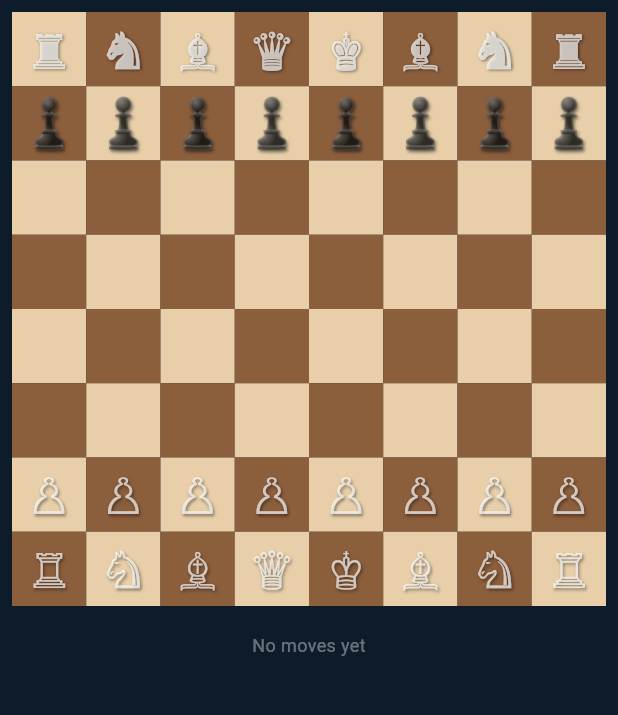
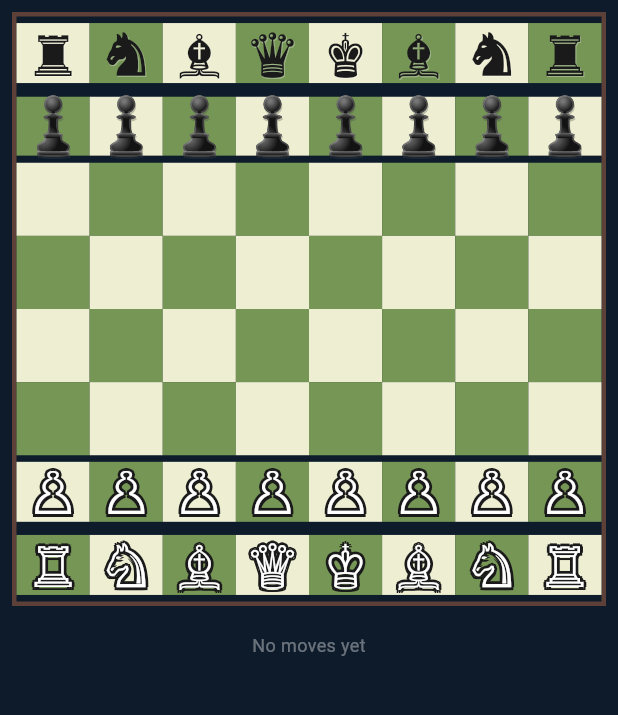
Before and after one commit to e1isev/CHESSAI, a Flutter app: the GameScreen screen opened directly with empty values, on a phone screen of 412 x 824 dp, the part 84-799 px from its top. Run offline on Flutter 3.47's test engine with Material 3 defaults, Android fonts, the phone set to English and light mode, and no system bars; our stand-ins replace flutter_dotenv, flutter_riverpod, shared_preferences, sqflite; missing offline and left inert: chess, stockfish_chess_engine; accounts and stored records are empty.

Commit message:
feat: switch to Gemini free AI and chess.com board colors
- Replace Claude API with Google Gemini (gemini-1.5-flash, free tier)
- Get free API key at aistudio.google.com
- Chess.com board colors: green #769656 + cream #EEEED2
- Chess.com piece style: white pieces with dark outline, black pieces solid
- Update API key dialog and banner text throughout

https://claude.ai/code/session_01La3hwi7tWGKmCPArmtBjVB

```diff
--- a/lib/screens/analysis_screen.dart
+++ b/lib/screens/analysis_screen.dart
@@ -2,7 +2,7 @@ import 'package:flutter/material.dart';
 import 'package:flutter_riverpod/flutter_riverpod.dart';
 
 import '../models/game_state.dart';
-import '../services/claude_coaching_service.dart';
+import '../services/gemini_coaching_service.dart';
 import '../services/game_analyzer.dart';
 import '../widgets/chess_board.dart';
 import '../widgets/move_list.dart';
@@ -38,7 +38,7 @@ class _AnalysisScreenState extends ConsumerState<AnalysisScreen> {
   }
 
   Future<void> _runAnalysis() async {
-    final claude = ref.read(claudeServiceProvider);
+    final claude = ref.read(geminiServiceProvider);
     if (claude != null && widget.pgn.isNotEmpty) {
       final result = await claude.analyzeGame(
         pgn: widget.pgn,
--- a/lib/screens/game_screen.dart
+++ b/lib/screens/game_screen.dart
@@ -4,7 +4,7 @@ import 'package:chess/chess.dart' as chess_lib;
 
 import '../models/game_state.dart';
 import '../services/stockfish_service.dart';
-import '../services/claude_coaching_service.dart';
+import '../services/gemini_coaching_service.dart';
 import '../services/opening_detector.dart';
 import '../widgets/chess_board.dart';
 import '../widgets/coaching_panel.dart';
@@ -22,10 +22,10 @@ final stockfishServiceProvider = Provider<StockfishService>((ref) {
   return s;
 });
 
-final claudeServiceProvider = Provider<ClaudeCoachingService?>((ref) {
+final geminiServiceProvider = Provider<GeminiCoachingService?>((ref) {
   final key = ref.watch(apiKeyProvider);
   if (key == null || key.isEmpty) return null;
-  return ClaudeCoachingService(apiKey: key);
+  return GeminiCoachingService(apiKey: key);
 });
 
 final apiKeyProvider = StateProvider<String?>((ref) => null);
@@ -40,24 +40,24 @@ final gameNotifierProvider =
     StateNotifierProvider<GameNotifier, GameState>((ref) {
   return GameNotifier(
     stockfish: ref.watch(stockfishServiceProvider),
-    claudeService: ref.watch(claudeServiceProvider),
+    geminiService: ref.watch(geminiServiceProvider),
     openingDetector: ref.watch(openingDetectorProvider),
   );
 });
 
 class GameNotifier extends StateNotifier<GameState> {
   final StockfishService _stockfish;
-  final ClaudeCoachingService? _claude;
+  final GeminiCoachingService? _gemini;
   final OpeningDetector _openingDetector;
   chess_lib.Chess _chess = chess_lib.Chess();
   bool _stockfishReady = false;
 
   GameNotifier({
     required StockfishService stockfish,
-    required ClaudeCoachingService? claudeService,
+    required GeminiCoachingService? geminiService,
     required OpeningDetector openingDetector,
   })  : _stockfish = stockfish,
-        _claude = claudeService,
+        _gemini = geminiService,
         _openingDetector = openingDetector,
         super(GameState.initial);
 
@@ -158,7 +158,7 @@ class GameNotifier extends StateNotifier<GameState> {
       lastMoveTo: to,
       clearAiExplanation: true,
       clearBlunderWarning: true,
-      isLoadingCoaching: _claude != null,
+      isLoadingCoaching: _gemini != null,
     );
 
     if (_chess.in_checkmate) {
@@ -246,11 +246,11 @@ class GameNotifier extends StateNotifier<GameState> {
   }
 
   Future<void> _fetchCoachingTip(String lastMove) async {
-    if (_claude == null) {
+    if (_gemini == null) {
       state = state.copyWith(isLoadingCoaching: false);
       return;
     }
-    final tip = await _claude!.getMidGameTip(
+    final tip = await _gemini!.getMidGameTip(
       fen: state.fen,
       lastMove: lastMove,
       moveHistory: state.sanMoves,
@@ -262,8 +262,8 @@ class GameNotifier extends StateNotifier<GameState> {
   }
 
   Future<void> _fetchAiExplanation(String move) async {
-    if (_claude == null) return;
-    final explanation = await _claude!.getAiMoveExplanation(
+    if (_gemini == null) return;
+    final explanation = await _gemini!.getAiMoveExplanation(
       move: move,
       fen: state.fen,
       moveHistory: state.sanMoves,
--- a/lib/widgets/chess_board.dart
+++ b/lib/widgets/chess_board.dart
@@ -1,11 +1,12 @@
 import 'package:flutter/material.dart';
 import '../models/game_state.dart';
 
-const _lightSquare = Color(0xFFE8CFA9);
-const _darkSquare = Color(0xFF8B5E3C);
-const _selectedHighlight = Color(0x8832CD32);
-const _validMoveHighlight = Color(0x6632CD32);
-const _lastMoveHighlight = Color(0x66F4B942);
+// Chess.com board colors
+const _lightSquare = Color(0xFFEEEED2);
+const _darkSquare = Color(0xFF769656);
+const _selectedHighlight = Color(0xAA20C020);
+const _validMoveHighlight = Color(0x8820C020);
+const _lastMoveHighlight = Color(0xAAF6F669);
 
 const _pieceSymbols = {
   'wK': '♔', 'wQ': '♕', 'wR': '♖', 'wB': '♗', 'wN': '♘', 'wP': '♙',
@@ -29,6 +30,10 @@ class ChessBoard extends StatelessWidget {
 
     return AspectRatio(
       aspectRatio: 1,
+      child: Container(
+        decoration: BoxDecoration(
+          border: Border.all(color: const Color(0xFF5D4037), width: 3),
+        ),
         child: Column(
           children: List.generate(8, (rowIdx) {
             final rank = flipped ? rowIdx : 7 - rowIdx;
@@ -43,6 +48,7 @@ class ChessBoard extends StatelessWidget {
                   final isValidMove = gameState.validMoveSquares.contains(square);
                   final isLastFrom = gameState.lastMoveFrom == square;
                   final isLastTo = gameState.lastMoveTo == square;
+                  final isWhitePiece = piece != null && piece.startsWith('w');
 
                   return Expanded(
                     child: GestureDetector(
@@ -53,7 +59,8 @@ class ChessBoard extends StatelessWidget {
                         isValidMove: isValidMove,
                         isLastMoveSquare: isLastFrom || isLastTo,
                         piece: piece,
-                      label: _squareLabel(file, rank, flipped, colIdx, rowIdx),
+                        isWhitePiece: isWhitePiece,
+                        showCoord: _coordLabel(file, rank, flipped, colIdx, rowIdx),
                       ),
                     ),
                   );
@@ -62,10 +69,11 @@ class ChessBoard extends StatelessWidget {
             );
           }),
         ),
+      ),
     );
   }
 
-  String? _squareLabel(int file, int rank, bool flipped, int col, int row) => null;
+  String? _coordLabel(int file, int rank, bool flipped, int col, int row) => null;
 
   String _squareName(int file, int rank) {
     const files = 'abcdefgh';
@@ -105,7 +113,8 @@ class _SquareWidget extends StatelessWidget {
   final bool isValidMove;
   final bool isLastMoveSquare;
   final String? piece;
-  final String? label;
+  final bool isWhitePiece;
+  final String? showCoord;
 
   const _SquareWidget({
     required this.isLight,
@@ -113,7 +122,8 @@ class _SquareWidget extends StatelessWidget {
     required this.isValidMove,
     required this.isLastMoveSquare,
     this.piece,
-    this.label,
+    required this.isWhitePiece,
+    this.showCoord,
   });
 
   @override
@@ -128,39 +138,40 @@ class _SquareWidget extends StatelessWidget {
       child: Stack(
         alignment: Alignment.center,
         children: [
+          // Valid move indicator
           if (isValidMove)
             piece != null
                 ? Container(
                     decoration: BoxDecoration(
                       shape: BoxShape.circle,
-                      border: Border.all(color: _validMoveHighlight, width: 3),
+                      border: Border.all(
+                        color: Colors.black.withValues(alpha: 0.35),
+                        width: 3,
+                      ),
                     ),
                   )
-                : Container(
-                    width: 24,
-                    height: 24,
-                    decoration: const BoxDecoration(
+                : Center(
+                    child: FractionallySizedBox(
+                      widthFactor: 0.33,
+                      heightFactor: 0.33,
+                      child: Container(
+                        decoration: BoxDecoration(
                           shape: BoxShape.circle,
-                      color: _validMoveHighlight,
+                          color: Colors.black.withValues(alpha: 0.2),
                         ),
                       ),
+                    ),
+                  ),
+
+          // Chess piece
           if (piece != null)
             FittedBox(
               fit: BoxFit.contain,
               child: Padding(
-                padding: const EdgeInsets.all(2),
-                child: Text(
-                  _pieceSymbols[piece] ?? '',
-                  style: TextStyle(
-                    fontSize: 36,
-                    shadows: [
-                      Shadow(
-                        color: Colors.black.withValues(alpha: 0.5),
-                        blurRadius: 2,
-                        offset: const Offset(1, 1),
-                      ),
-                    ],
-                  ),
+                padding: const EdgeInsets.all(1),
+                child: _ChessPiece(
+                  symbol: _pieceSymbols[piece] ?? '',
+                  isWhite: isWhitePiece,
                 ),
               ),
             ),
@@ -169,3 +180,77 @@ class _SquareWidget extends StatelessWidget {
     );
   }
 }
+
+class _ChessPiece extends StatelessWidget {
+  final String symbol;
+  final bool isWhite;
+
+  const _ChessPiece({required this.symbol, required this.isWhite});
+
+  @override
+  Widget build(BuildContext context) {
+    if (isWhite) {
+      // White piece: white fill with dark outline (chess.com style)
+      return Stack(
+        children: [
+          // Outline layer (dark, slightly larger offset in multiple directions)
+          for (final offset in [
+            const Offset(-1.5, -1.5),
+            const Offset(1.5, -1.5),
+            const Offset(-1.5, 1.5),
+            const Offset(1.5, 1.5),
+            const Offset(0, -2),
+            const Offset(0, 2),
+            const Offset(-2, 0),
+            const Offset(2, 0),
+          ])
+            Transform.translate(
+              offset: offset,
+              child: Text(
+                symbol,
+                style: const TextStyle(
+                  fontSize: 38,
+                  color: Color(0xFF1A1A1A),
+                  height: 1,
+                ),
+              ),
+            ),
+          // White fill
+          Text(
+            symbol,
+            style: const TextStyle(
+              fontSize: 38,
+              color: Colors.white,
+              height: 1,
+            ),
+          ),
+        ],
+      );
+    } else {
+      // Black piece: dark fill with subtle light shadow
+      return Stack(
+        children: [
+          Transform.translate(
+            offset: const Offset(0.5, 1),
+            child: Text(
+              symbol,
+              style: TextStyle(
+                fontSize: 38,
+                color: Colors.white.withValues(alpha: 0.3),
+                height: 1,
+              ),
+            ),
+          ),
+          Text(
+            symbol,
+            style: const TextStyle(
+              fontSize: 38,
+              color: Color(0xFF1A1A1A),
+              height: 1,
+            ),
+          ),
+        ],
+      );
+    }
+  }
+}
```
Also changed, not shown: lib/screens/home_screen.dart (+8 -8 lines), lib/services/gemini_coaching_service.dart (added, +190 -0 lines). Lines whose indentation alone changed are shown as unchanged.
